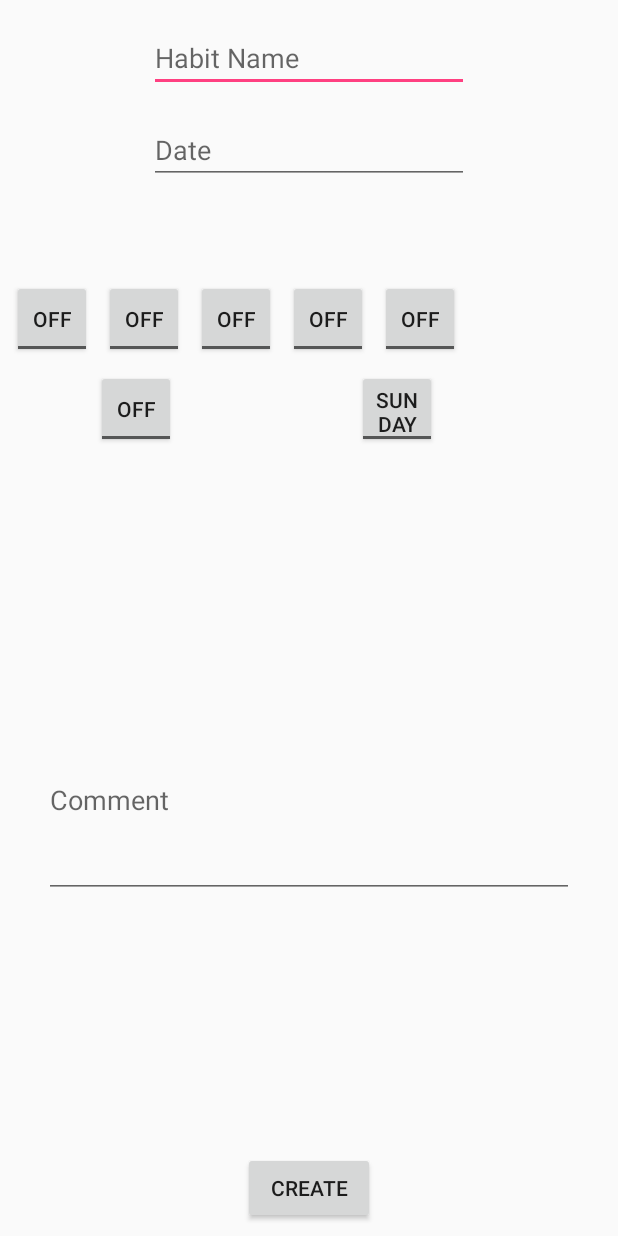
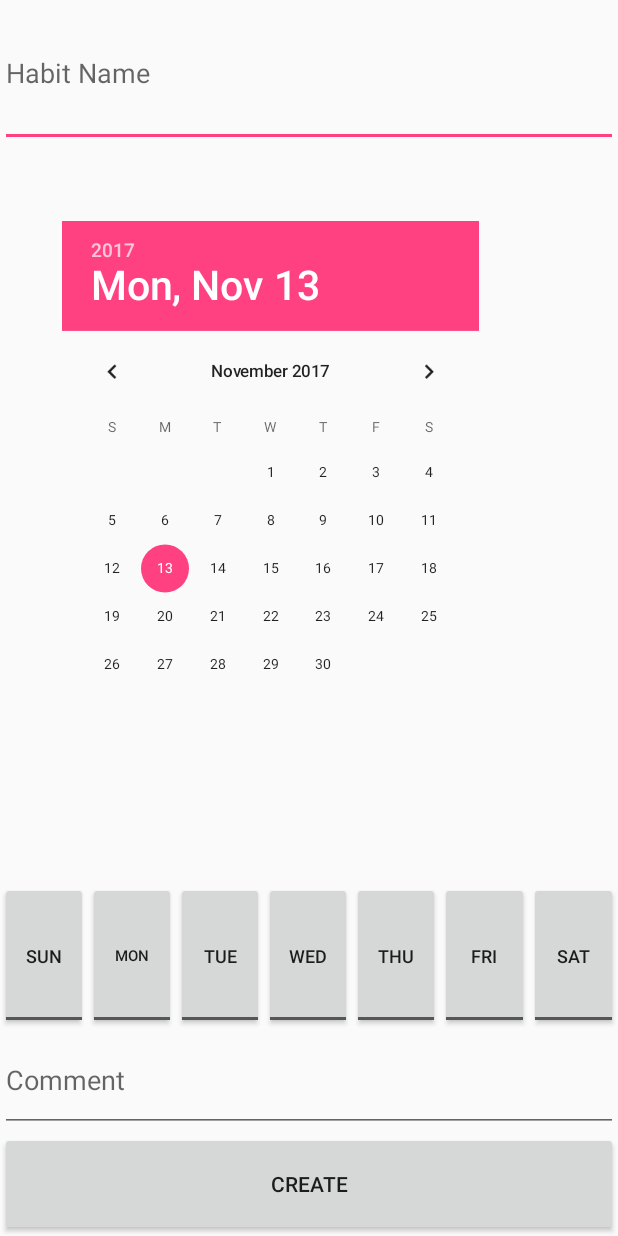
Before and after one commit to CMPUT301F17T32/H4bit, an Android app: the CreateHabitActivity screen opened directly, with no data from a screen before it, on a phone screen of 412 x 824 dp. Run offline under Robolectric (Android 15) with nearby library versions, the phone set to English and light mode, and no system bars; 3 statements that could not run were skipped.

Commit message:
ui changes

```diff
--- a/H4bit/app/src/main/java/h4bit/h4bit/Views/DoHabitActivity.java
+++ b/H4bit/app/src/main/java/h4bit/h4bit/Views/DoHabitActivity.java
@@ -72,7 +72,6 @@ public class DoHabitActivity extends AppCompatActivity {
             public void onClick (View view){
                 user.getHabitList().sortByNextDate();
                 theHabit = user.getHabitList().getHabit(position);
-                Log.d("test4", String.valueOf(position));
                 if(commentText.getText().toString().equals("")){
                     theHabit.doHabit(habitEventList);
                 } else {
--- a/H4bit/app/src/main/java/h4bit/h4bit/Views/HabitAdapter.java
+++ b/H4bit/app/src/main/java/h4bit/h4bit/Views/HabitAdapter.java
@@ -51,7 +51,6 @@ public class HabitAdapter extends BaseAdapter {
 
         //Initialize view components
         theHabit = habitList.getHabit(position);
-        Log.d("test0", theHabit.getName());
         TextView habitName = (TextView) view.findViewById(R.id.habitName);
         TextView completionRate = (TextView) view.findViewById(R.id.completionRate);
         TextView completed = (TextView) view.findViewById(R.id.completed);
@@ -86,7 +85,6 @@ public class HabitAdapter extends BaseAdapter {
         });
 
         habitName.setText(theHabit.getName());
-        Log.d("test2", theHabit.getName());
 
         if(theHabit.getCompletionRate() == -1){
             completionRate.setText("N/A");
--- a/H4bit/app/src/main/res/layout/activity_create_habit.xml
+++ b/H4bit/app/src/main/res/layout/activity_create_habit.xml
@@ -6,134 +6,129 @@
     android:layout_height="match_parent"
     tools:context="h4bit.h4bit.Views.CreateHabitActivity">
 
-    <Button
-        android:id="@+id/createButton"
-        android:layout_width="wrap_content"
-        android:layout_height="wrap_content"
-        android:layout_marginBottom="8dp"
-        android:layout_marginEnd="8dp"
-        android:layout_marginStart="8dp"
-        android:text="@string/createButton"
-        app:layout_constraintBottom_toBottomOf="parent"
-        app:layout_constraintEnd_toEndOf="parent"
-        app:layout_constraintStart_toStartOf="parent" />
+    <LinearLayout
+        android:layout_width="match_parent"
+        android:layout_height="match_parent"
+        android:orientation="vertical">
 
         <EditText
             android:id="@+id/nameText"
-        android:layout_width="wrap_content"
-        android:layout_height="wrap_content"
-        android:layout_marginEnd="8dp"
-        android:layout_marginStart="8dp"
-        android:layout_marginTop="16dp"
+            android:layout_width="match_parent"
+            android:layout_height="0dp"
+            android:layout_weight="1"
             android:ems="10"
             android:hint="@string/searchNameHint"
-        android:inputType="textPersonName"
-        app:layout_constraintEnd_toEndOf="parent"
-        app:layout_constraintStart_toStartOf="parent"
-        app:layout_constraintTop_toTopOf="parent" />
+            android:inputType="textPersonName" />
 
-    <EditText
-        android:id="@+id/dateCalendar"
-        android:layout_width="wrap_content"
-        android:layout_height="wrap_content"
-        android:layout_marginEnd="8dp"
-        android:layout_marginStart="8dp"
-        android:layout_marginTop="16dp"
-        android:ems="10"
-        android:hint="@string/habitDate"
-        android:inputType="date"
-        app:layout_constraintEnd_toEndOf="parent"
-        app:layout_constraintStart_toStartOf="parent"
-        app:layout_constraintTop_toBottomOf="@+id/nameText" />
+        <DatePicker
+            android:id="@+id/startDatePicker"
+            android:layout_width="match_parent"
+            android:layout_height="0dp"
+            android:layout_weight="5"
+            android:calendarViewShown="false"
+            android:scaleX="0.8"
+            android:scaleY="0.8" />
+
+        <LinearLayout
+            android:id="@+id/linearLayout3"
+            android:layout_width="match_parent"
+            android:layout_height="0dp"
+            android:layout_weight="1"
+            android:orientation="horizontal">
+
+            <ToggleButton
+                android:id="@+id/sundayToggle"
+                android:layout_width="0dp"
+                android:layout_height="match_parent"
+                android:layout_weight="1"
+                android:text="@string/sun"
+                android:textAlignment="center"
+                android:textOff="@string/sun"
+                android:textOn="@string/sun"
+                android:textSize="12sp" />
+
+            <ToggleButton
+                android:id="@+id/mondayToggle"
+                android:layout_width="0dp"
+                android:layout_height="match_parent"
+                android:layout_weight="1"
+                android:text="@string/mon"
+                android:textAlignment="center"
+                android:textOff="@string/mon"
+                android:textOn="@string/mon"
+                android:textSize="10sp" />
 
             <ToggleButton
                 android:id="@+id/tuesdayToggle"
-        android:layout_width="53dp"
-        android:layout_height="52dp"
-        android:layout_marginStart="8dp"
-        android:layout_marginTop="64dp"
-        android:text="ToggleButton"
-        app:layout_constraintStart_toEndOf="@+id/mondayToggle"
-        app:layout_constraintTop_toBottomOf="@+id/dateCalendar" />
+                android:layout_width="0dp"
+                android:layout_height="match_parent"
+                android:layout_weight="1"
+                android:text="@string/tue"
+                android:textAlignment="center"
+                android:textSize="12sp"
+                android:textOff="@string/tue"
+                android:textOn="@string/tue" />
+
+            <ToggleButton
+                android:id="@+id/wednesdayToggle"
+                android:layout_width="0dp"
+                android:layout_height="match_parent"
+                android:layout_weight="1"
+                android:textAlignment="center"
+                android:textSize="12sp"
+                android:text="@string/wed"
+                android:textOff="@string/wed"
+                android:textOn="@string/wed" />
 
             <ToggleButton
                 android:id="@+id/thursdayToggle"
-        android:layout_width="53dp"
-        android:layout_height="52dp"
-        android:layout_marginStart="8dp"
-        android:layout_marginTop="64dp"
-        android:text="ToggleButton"
-        app:layout_constraintStart_toEndOf="@+id/wednesdayToggle"
-        app:layout_constraintTop_toBottomOf="@+id/dateCalendar" />
+                android:layout_width="0dp"
+                android:layout_height="match_parent"
+                android:layout_weight="1"
+                android:textAlignment="center"
+                android:textSize="12sp"
+                android:text="@string/thu"
+                android:textOff="@string/thu"
+                android:textOn="@string/thu" />
 
             <ToggleButton
                 android:id="@+id/fridaytoggle"
-        android:layout_width="53dp"
-        android:layout_height="52dp"
-        android:layout_marginStart="8dp"
-        android:layout_marginTop="64dp"
-        android:text="ToggleButton"
-        app:layout_constraintStart_toEndOf="@+id/thursdayToggle"
-        app:layout_constraintTop_toBottomOf="@+id/dateCalendar" />
+                android:layout_width="0dp"
+                android:layout_height="match_parent"
+                android:layout_weight="1"
+                android:textAlignment="center"
+                android:textSize="12sp"
+                android:text="@string/fri"
+                android:textOff="@string/fri"
+                android:textOn="@string/fri" />
 
             <ToggleButton
                 android:id="@+id/saturdayToggle"
-        android:layout_width="53dp"
-        android:layout_height="52dp"
-        android:layout_marginStart="64dp"
-        android:layout_marginTop="8dp"
-        android:text="ToggleButton"
-        app:layout_constraintStart_toStartOf="parent"
-        app:layout_constraintTop_toBottomOf="@+id/tuesdayToggle" />
+                android:layout_width="0dp"
+                android:layout_height="match_parent"
+                android:layout_weight="1"
+                android:textAlignment="center"
+                android:textSize="12sp"
+                android:text="@string/sat"
+                android:textOff="@string/sat"
+                android:textOn="@string/sat" />
 
-    <ToggleButton
-        android:id="@+id/sundayToggle"
-        android:layout_width="53dp"
-        android:layout_height="52dp"
-        android:layout_marginEnd="8dp"
-        android:layout_marginStart="8dp"
-        android:layout_marginTop="8dp"
-        android:text="@string/sundayToggle"
-        android:textOff="@string/sundayToggle"
-        android:textOn="@string/sundayToggle"
-        app:layout_constraintEnd_toEndOf="parent"
-        app:layout_constraintStart_toEndOf="@+id/saturdayToggle"
-        app:layout_constraintTop_toBottomOf="@+id/wednesdayToggle" />
-
-    <ToggleButton
-        android:id="@+id/wednesdayToggle"
-        android:layout_width="53dp"
-        android:layout_height="52dp"
-        android:layout_marginStart="8dp"
-        android:layout_marginTop="64dp"
-        android:text="ToggleButton"
-        app:layout_constraintStart_toEndOf="@+id/tuesdayToggle"
-        app:layout_constraintTop_toBottomOf="@+id/dateCalendar" />
-
-    <ToggleButton
-        android:id="@+id/mondayToggle"
-        android:layout_width="53dp"
-        android:layout_height="52dp"
-        android:layout_marginStart="8dp"
-        android:layout_marginTop="64dp"
-        android:text="@string/mondayToggle"
-        app:layout_constraintStart_toStartOf="parent"
-        app:layout_constraintTop_toBottomOf="@+id/dateCalendar" />
+        </LinearLayout>
 
         <EditText
             android:id="@+id/commentText"
-        android:layout_width="353dp"
-        android:layout_height="130dp"
-        android:layout_marginBottom="8dp"
-        android:layout_marginEnd="8dp"
-        android:layout_marginStart="8dp"
-        android:layout_marginTop="8dp"
+            android:layout_width="match_parent"
+            android:layout_height="0dp"
+            android:layout_weight="0.7"
             android:ems="10"
             android:hint="@string/habitComment"
-        android:inputType="textMultiLine"
-        app:layout_constraintBottom_toTopOf="@+id/createButton"
-        app:layout_constraintEnd_toEndOf="parent"
-        app:layout_constraintStart_toStartOf="parent"
-        app:layout_constraintTop_toBottomOf="@+id/saturdayToggle" />
+            android:inputType="textMultiLine" />
 
+        <Button
+            android:id="@+id/createButton"
+            android:layout_width="match_parent"
+            android:layout_height="0dp"
+            android:layout_weight="0.7"
+            android:text="@string/createButton" />
+    </LinearLayout>
 </android.support.constraint.ConstraintLayout>
--- a/H4bit/app/src/main/res/values/strings.xml
+++ b/H4bit/app/src/main/res/values/strings.xml
@@ -30,4 +30,11 @@
     <string name="location_on">Location On</string>
     <string name="location_off">Location Off</string>
     <string name="comment_optional">Comment (Optional)</string>
+    <string name="tue">Tue</string>
+    <string name="thu">Thu</string>
+    <string name="fri">Fri</string>
+    <string name="sat">Sat</string>
+    <string name="sun">Sun</string>
+    <string name="wed">Wed</string>
+    <string name="mon">Mon</string>
 </resources>
```
Lines whose indentation alone changed are shown as unchanged.
